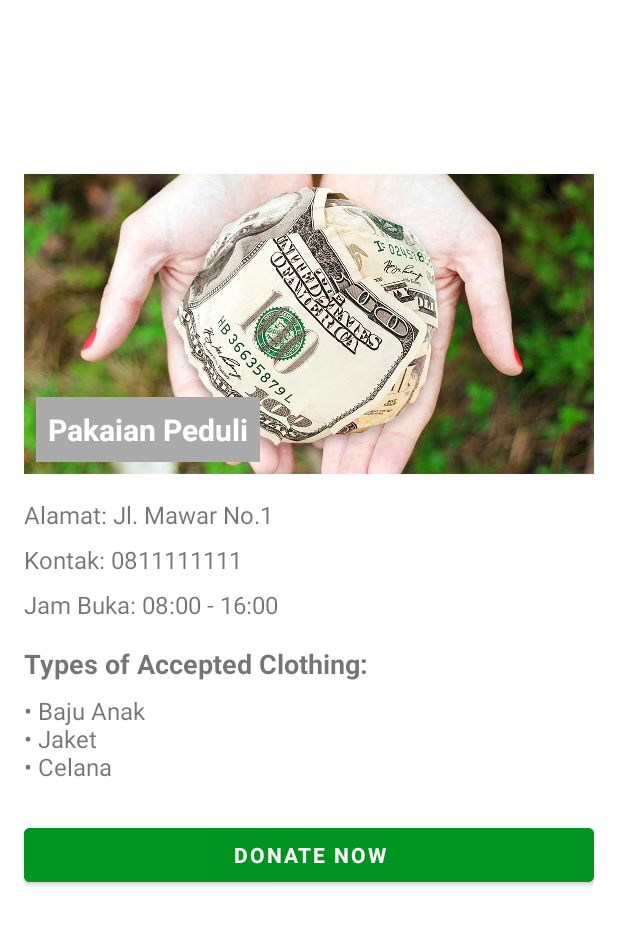
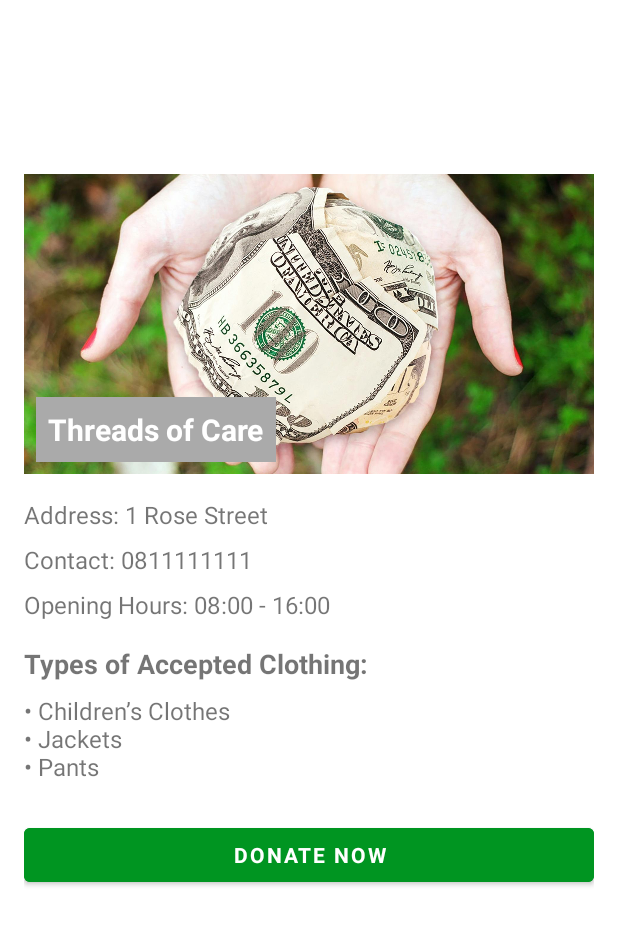
Before and after one commit to Vinola-Lorencia/ReWeave, an Android app: the fragment DonateFragment shown on its own in the app's theme, after a tap on "JOIN", on a phone screen of 412 x 824 dp. Shown: the top 925 px of the screen. Run offline under Robolectric (Android 15) with nearby library versions, the phone set to English and light mode, and no system bars; Roboto replaces fonts that are not available here.

Commit message:
update detail lang

```diff
--- a/app/src/main/AndroidManifest.xml
+++ b/app/src/main/AndroidManifest.xml
@@ -69,7 +69,7 @@
         <activity
             android:name=".RedeemPoinActivity"
             android:exported="false"
-            android:theme="@style/Theme.Point" />
+            android:theme="@style/Theme.Point" /> <!-- <activity android:name=".PenukaranPoinBerhasilActivity" android:exported="false" /> -->
         <activity
             android:name=".RiwayatDonasiActivity"
             android:exported="true">
--- a/app/src/main/java/com/example/reweave/DetailKomunitasActivity.java
+++ b/app/src/main/java/com/example/reweave/DetailKomunitasActivity.java
@@ -46,10 +46,11 @@ public class DetailKomunitasActivity extends AppCompatActivity {
             String jenisPakaian = intent.getStringExtra("jenisPakaian");
             int imageResId = intent.getIntExtra("imageResId", -1);
 
-            namaKomunitas.setText(nama != null ? nama : "Nama Komunitas Tidak Ada");
-            alamat.setText("Alamat: " + (alamatText != null ? alamatText : "-"));
-            kontak.setText("Kontak: " + (kontakText != null ? kontakText : "-"));
-            jamBuka.setText("Jam Buka: " + (jam != null ? jam : "-"));
+
+            namaKomunitas.setText(nama != null ? nama : "No Community Name");
+            alamat.setText("Address: " + (alamatText != null ? alamatText : "-"));
+            kontak.setText("Contact: " + (kontakText != null ? kontakText : "-"));
+            jamBuka.setText("Opening Hours: " + (jam != null ? jam : "-"));
             listJenisPakaian.setText(jenisPakaian != null ? jenisPakaian : "-");
 
             if (imageResId != -1) {
--- a/app/src/main/java/com/example/reweave/ui/Donate/DonateFragment.java
+++ b/app/src/main/java/com/example/reweave/ui/Donate/DonateFragment.java
@@ -19,16 +19,39 @@ import com.example.reweave.DetailKomunitasActivity;
 import com.example.reweave.R;
 
 import java.util.ArrayList;
-import java.util.HashMap;
 import java.util.List;
-import java.util.Map;
 
 public class DonateFragment extends Fragment {
 
     private EditText searchEditText;
-//    private Map<String, View> komunitasCards;
     private List<Pair<String, View>> komunitasCards;
 
+    private final int[] cardIds = {
+            R.id.card_komunitas_a,
+            R.id.card_komunitas_b,
+            R.id.card_komunitas_c,
+            R.id.card_komunitas_d,
+            R.id.card_komunitas_e,
+            R.id.card_komunitas_f
+    };
+
+    private final int[] buttonIds = {
+            R.id.btn_join_komunitas_a,
+            R.id.btn_join_komunitas_b,
+            R.id.btn_join_komunitas_c,
+            R.id.btn_join_komunitas_d,
+            R.id.btn_join_komunitas_e,
+            R.id.btn_join_komunitas_f
+    };
+
+    private final int[] imageResIds = {
+            R.drawable.community,
+            R.drawable.communitytwo,
+            R.drawable.communitythree,
+            R.drawable.communityfour,
+            R.drawable.communityfive,
+            R.drawable.communitysix
+    };
 
     @Nullable
     @Override
@@ -36,30 +59,27 @@ public class DonateFragment extends Fragment {
         View view = inflater.inflate(R.layout.fragment_donate, container, false);
 
         searchEditText = view.findViewById(R.id.edit_search);
-
         komunitasCards = new ArrayList<>();
 
-        komunitasCards.add(new Pair<>("Pakaian Peduli", view.findViewById(R.id.card_komunitas_a)));
-        komunitasCards.add(new Pair<>("Berbagi Hangat", view.findViewById(R.id.card_komunitas_b)));
-        komunitasCards.add(new Pair<>("Komunitas Sandang", view.findViewById(R.id.card_komunitas_c)));
-        komunitasCards.add(new Pair<>("Hangat Sesama", view.findViewById(R.id.card_komunitas_d)));
-        komunitasCards.add(new Pair<>("Wardrobe Amal", view.findViewById(R.id.card_komunitas_e)));
-        komunitasCards.add(new Pair<>("Gerakan Pakaian Layak", view.findViewById(R.id.card_komunitas_f)));
+        // Ambil data dari strings.xml
+        String[] namaArray = getResources().getStringArray(R.array.donation_targets);
+        String[] alamatArray = getResources().getStringArray(R.array.alamat_komunitas);
+        String[] kontakArray = getResources().getStringArray(R.array.kontak_komunitas);
+        String[] jamArray = getResources().getStringArray(R.array.jam_komunitas);
+        String[] jenisArray = getResources().getStringArray(R.array.jenis_pakaian_komunitas);
 
+        // Loop data komunitas
+        for (int i = 0; i < cardIds.length; i++) {
+            View cardView = view.findViewById(cardIds[i]);
+            komunitasCards.add(new Pair<>(namaArray[i], cardView));
 
-        // Setup tombol join per komunitas
-        setupJoin(view, R.id.btn_join_komunitas_a, "Pakaian Peduli", "Jl. Mawar No.1", "0811111111", "08:00 - 16:00", "• Baju Anak\n• Jaket\n• Celana", R.drawable.community);
-        setupJoin(view, R.id.btn_join_komunitas_b, "Berbagi Hangat", "Jl. Melati No.2", "0822222222", "09:00 - 17:00", "• Baju Dewasa\n• Sepatu", R.drawable.communitytwo);
-        setupJoin(view, R.id.btn_join_komunitas_c, "Komunitas Sandang", "Jl. Anggrek No.3", "0833333333", "07:00 - 15:00", "• Jaket\n• Celana\n• Sepatu", R.drawable.communitythree);
-        setupJoin(view, R.id.btn_join_komunitas_d, "Hangat Sesama", "Jl. Kenanga No.4", "0844444444", "10:00 - 18:00", "• Semua Jenis Pakaian", R.drawable.communityfour);
-        setupJoin(view, R.id.btn_join_komunitas_e, "Wardrobe Amal", "Jl. Dahlia No.5", "0855555555", "11:00 - 19:00", "• Baju Anak\n• Baju Dewasa", R.drawable.communityfive);
-        setupJoin(view, R.id.btn_join_komunitas_f, "Gerakan Pakaian Layak", "Jl. Sakura No.6", "0866666666", "08:00 - 17:00", "• Baju Dewasa\n• Jaket\n• Sepatu", R.drawable.communitysix);
+            setupJoin(view, buttonIds[i], namaArray[i], alamatArray[i], kontakArray[i], jamArray[i], jenisArray[i], imageResIds[i]);
+        }
 
         setupSearch();
 
         return view;
     }
-
 
     private void setupJoin(View view, int btnId, String nama, String alamat, String kontak, String jam, String jenisPakaian, int imageResId) {
         Button btn = view.findViewById(btnId);
@@ -70,11 +90,10 @@ public class DonateFragment extends Fragment {
             intent.putExtra("kontak", kontak);
             intent.putExtra("jamBuka", jam);
             intent.putExtra("jenisPakaian", jenisPakaian);
-            intent.putExtra("imageResId", imageResId); // ini penting
+            intent.putExtra("imageResId", imageResId);
             startActivity(intent);
         });
     }
-
 
     private void setupSearch() {
         searchEditText.addTextChangedListener(new TextWatcher() {
@@ -90,6 +109,4 @@ public class DonateFragment extends Fragment {
             }
         });
     }
-
-
 }
--- a/app/src/main/res/values/strings.xml
+++ b/app/src/main/res/values/strings.xml
@@ -105,6 +105,43 @@
         <item>Wear Together</item>
     </string-array>
 
+    <string-array name="alamat_komunitas">
+        <item>1 Rose Street</item>
+        <item>2 Jasmine Avenue</item>
+        <item>3 Orchid Lane</item>
+        <item>4 Lily Road</item>
+        <item>5 Daisy Blvd</item>
+        <item>6 Sakura Street</item>
+    </string-array>
+
+    <string-array name="kontak_komunitas">
+        <item>0811111111</item>
+        <item>0822222222</item>
+        <item>0833333333</item>
+        <item>0844444444</item>
+        <item>0855555555</item>
+        <item>0866666666</item>
+    </string-array>
+
+    <string-array name="jam_komunitas">
+        <item>08:00 - 16:00</item>
+        <item>09:00 - 17:00</item>
+        <item>07:00 - 15:00</item>
+        <item>10:00 - 18:00</item>
+        <item>11:00 - 19:00</item>
+        <item>08:00 - 17:00</item>
+    </string-array>
+
+    <string-array name="jenis_pakaian_komunitas">
+        <item>• Children’s Clothes\n• Jackets\n• Pants</item>
+        <item>• Adult Clothes\n• Shoes</item>
+        <item>• Jackets\n• Pants\n• Shoes</item>
+        <item>• All types of clothes</item>
+        <item>• Children’s Clothes\n• Adult Clothes</item>
+        <item>• Adult Clothes\n• Jackets\n• Shoes</item>
+    </string-array>
+
+
 
     <!-- TODO: Remove or change this placeholder text -->
     <string name="hello_blank_fragment">Hello blank fragment</string>
```
